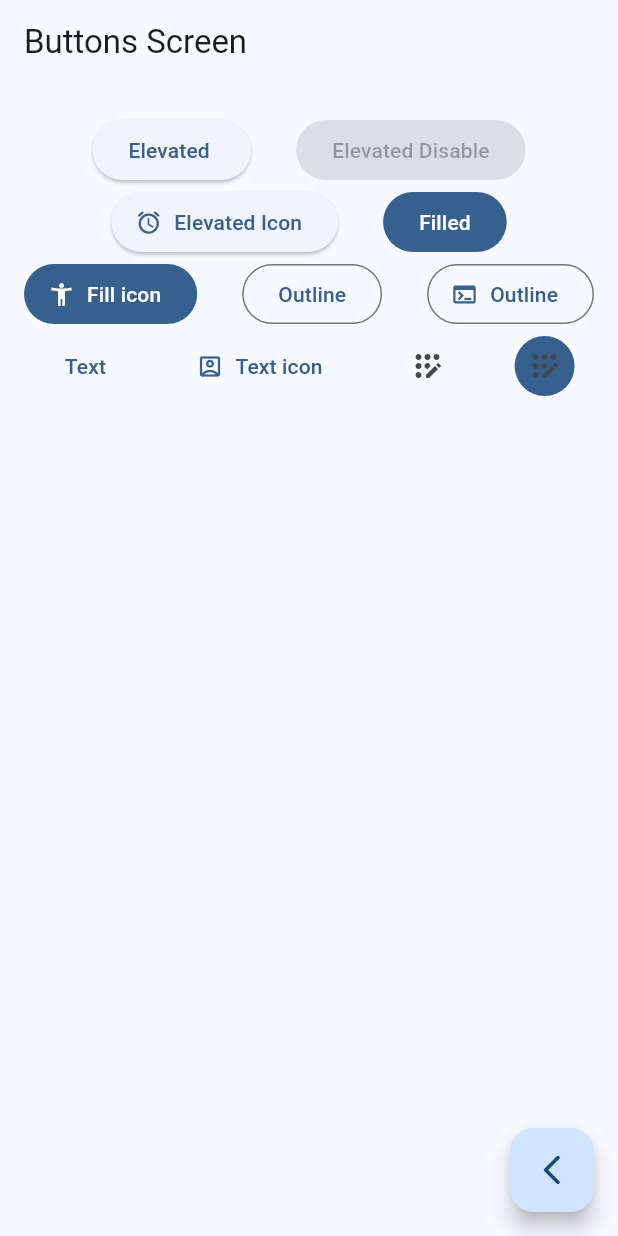
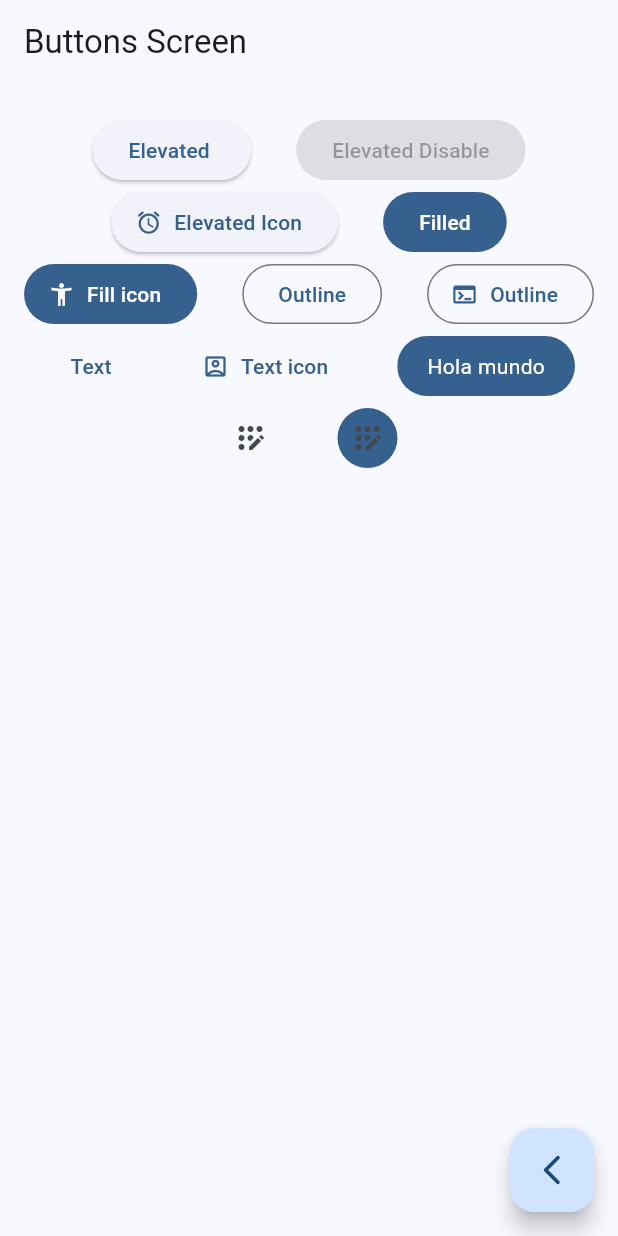
Before and after one commit to luigiuts/Bottons-and-Cards, a Flutter app: the ButtonsScreen screen opened by its route, on a phone screen of 412 x 824 dp. Run offline on Flutter 3.47's test engine with Material 3 defaults, Android fonts, the phone set to English and light mode, and no system bars; our stand-ins replace go_router.

Commit message:
button personalized screen finished

```diff
--- a/lib/presentation/screens/buttons/buttons_screen.dart
+++ b/lib/presentation/screens/buttons/buttons_screen.dart
@@ -62,6 +62,7 @@ class _ButtonsView extends StatelessWidget {
               label: const Text('Text icon'),
               icon: const Icon(Icons.account_box_outlined),
             ),
+            CustomButton(),
             IconButton(
                 onPressed: () {},
                 icon: const Icon(Icons.app_registration_rounded)),
@@ -78,3 +79,28 @@ class _ButtonsView extends StatelessWidget {
     );
   }
 }
+
+class CustomButton extends StatelessWidget {
+  const CustomButton({super.key});
+
+
+  @override
+  Widget build(BuildContext context) {
+
+    final colors = Theme.of(context).colorScheme;
+
+    return ClipRRect(
+      borderRadius: BorderRadius.circular(20),
+      child: Material(
+        color: colors.primary,
+        child: InkWell(
+          onTap: () {},
+          child: Padding(
+            padding: const EdgeInsets.symmetric(horizontal: 20, vertical: 10),
+            child: Text('Hola mundo', style: TextStyle(color: Colors.white))
+            ),
+        ),
+      ),
+    );
+  }
+}
```
Also changed, not shown: lib/main.dart (line endings or trailing spaces).
